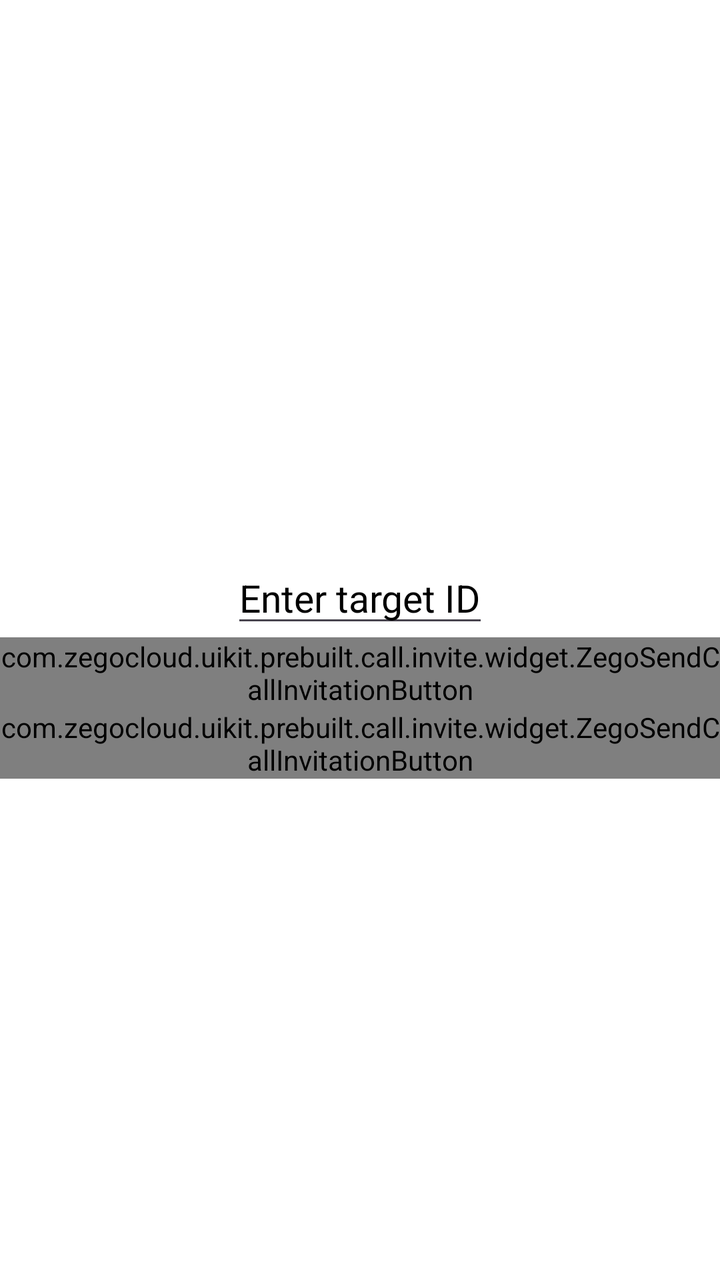
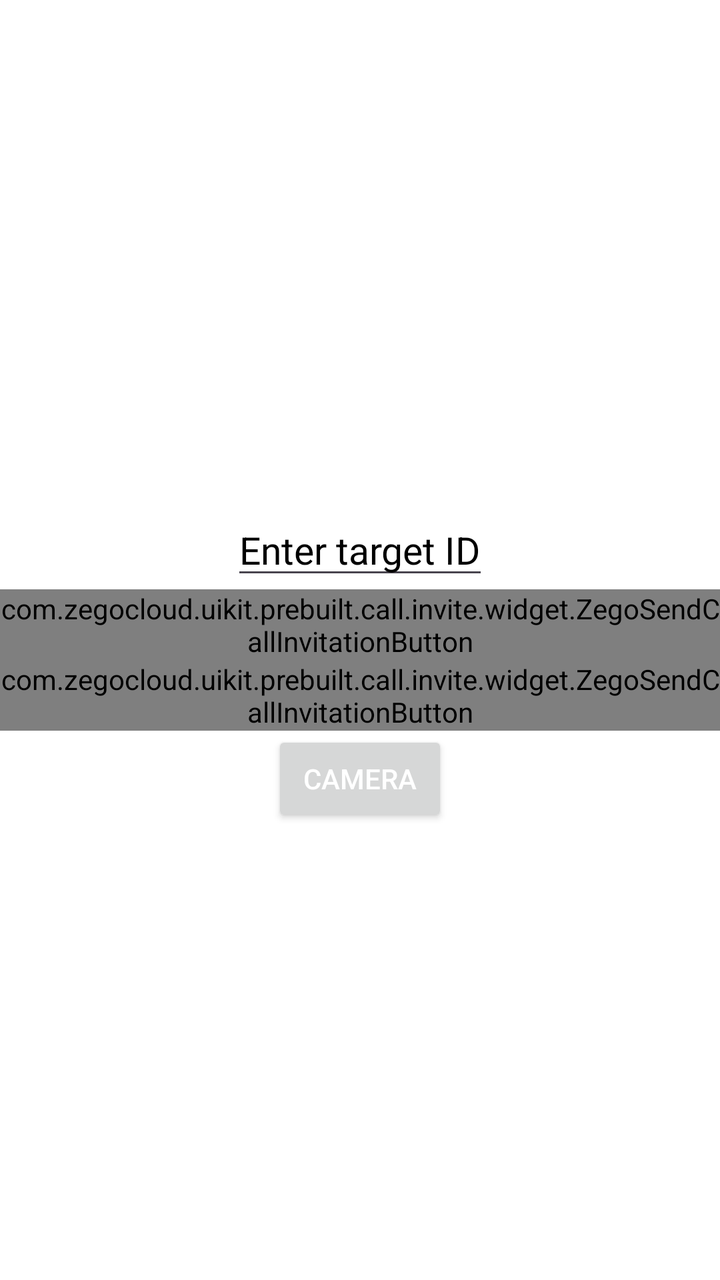

The first picture is an Android layout as it rendered before a commit; the second is the same layout after the commit. The layout source and the unified diff follow.
<!-- AndroidManifest.xml: application theme Theme.Call -->
<!-- res/layout/activity_main.xml -->
<?xml version="1.0" encoding="utf-8"?>
<LinearLayout xmlns:android="http://schemas.android.com/apk/res/android"
    xmlns:app="http://schemas.android.com/apk/res-auto"
    xmlns:tools="http://schemas.android.com/tools"
    android:id="@+id/main"
    android:orientation="vertical"
    android:gravity="center"
    android:layout_width="match_parent"
    android:layout_height="match_parent"
    android:background="@color/white"
    tools:context=".UI.MainActivity">

    <TextView
        android:id="@+id/text"
        android:layout_width="wrap_content"
        android:layout_height="wrap_content"
        android:text=""
        android:textColor="@color/black"
        android:textSize="19sp"
        android:textStyle="bold" />

    <EditText
        android:id="@+id/enter"
        android:layout_width="wrap_content"
        android:layout_height="wrap_content"
        android:hint="Enter target ID"
        android:textColor="@color/black"
        android:textColorHint="@color/black"
        android:textSize="19sp"/>

    <com.zegocloud.uikit.prebuilt.call.invite.widget.ZegoSendCallInvitationButton
        android:id="@+id/audioCall"
        android:layout_width="wrap_content"
        android:layout_height="wrap_content"/>

    <com.zegocloud.uikit.prebuilt.call.invite.widget.ZegoSendCallInvitationButton
        android:id="@+id/videoCall"
        android:layout_width="wrap_content"
        android:layout_height="wrap_content"/>

</LinearLayout>
<!-- resources referenced by this layout -->
<resources>
  <color name="black">#FF000000</color>
  <color name="white">#FFFFFFFF</color>
  <style name="Theme.Call" parent="Base.Theme.Call" />
  <style name="Base.Theme.Call" parent="Theme.Material3.DayNight.NoActionBar">
          
          
      </style>
</resources>

<!-- the commit's change to res/layout/activity_main.xml (unified diff, before → after) -->
@@ -38,4 +38,13 @@
         android:layout_width="wrap_content"
         android:layout_height="wrap_content"/>
 
+
+    <Button
+        android:id="@+id/cameraBtn"
+        android:layout_width="wrap_content"
+        android:layout_height="wrap_content"
+        android:text="Camera"
+        android:textColor="@color/white">
+
+    </Button>
 </LinearLayout>
